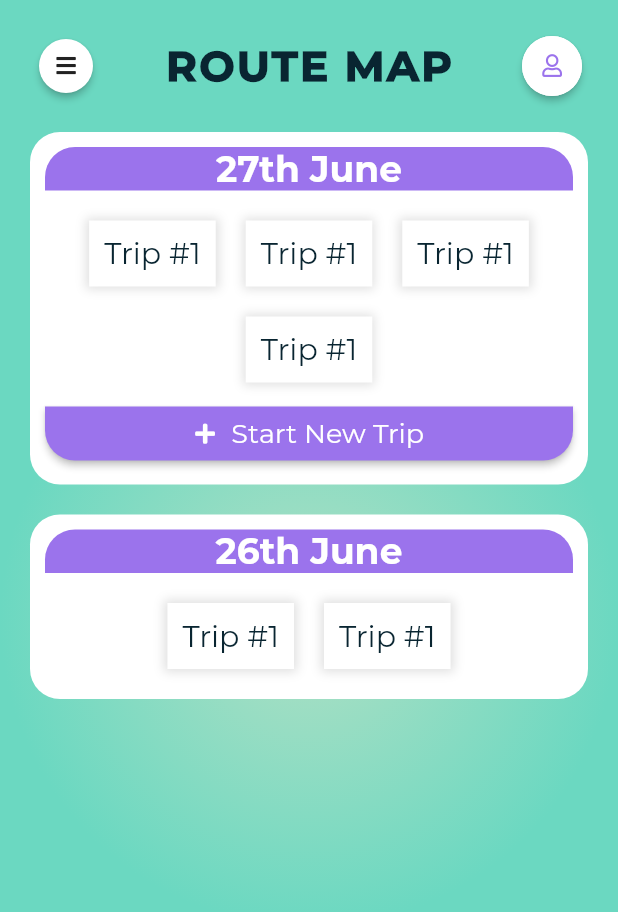
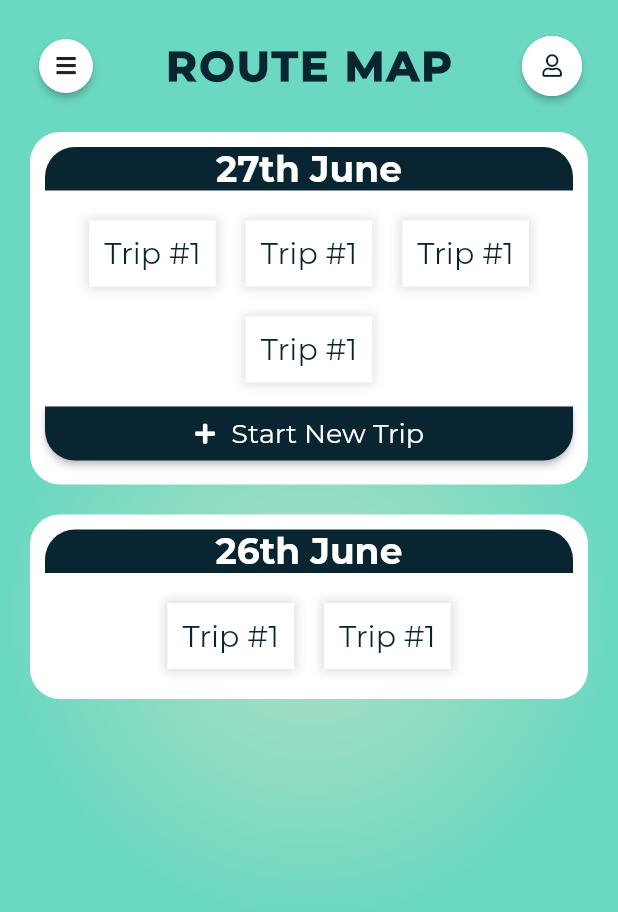
Before and after one commit to hvkalayil/flutter_hackathon_routemap, a Flutter app: the HomeScreen screen opened by its route, on a phone screen of 412 x 824 dp. Shown: the top 912 px of the screen. Run offline on Flutter 3.47's test engine with Material 2 defaults, Android fonts, the phone set to English and light mode, and no system bars; our stand-ins replace font_awesome_flutter; project files that could hold a hidden picture were left out.

Commit message:
Changed Accent Color

```diff
--- a/lib/Theme/theme.dart
+++ b/lib/Theme/theme.dart
@@ -4,7 +4,7 @@ final ThemeData lightTheme = ThemeData(
   primaryColor: Color(0xff89C9B8),
   primaryColorLight: Color(0xffB1E0C4),
   primaryColorDark: Color(0xff6BD8C1),
-    accentColor: Color(0xff9b73ec),
+    accentColor: Color(0xff092531),
     fontFamily: 'Montserrat',
   textTheme: TextTheme(
     headline1: TextStyle(
```
